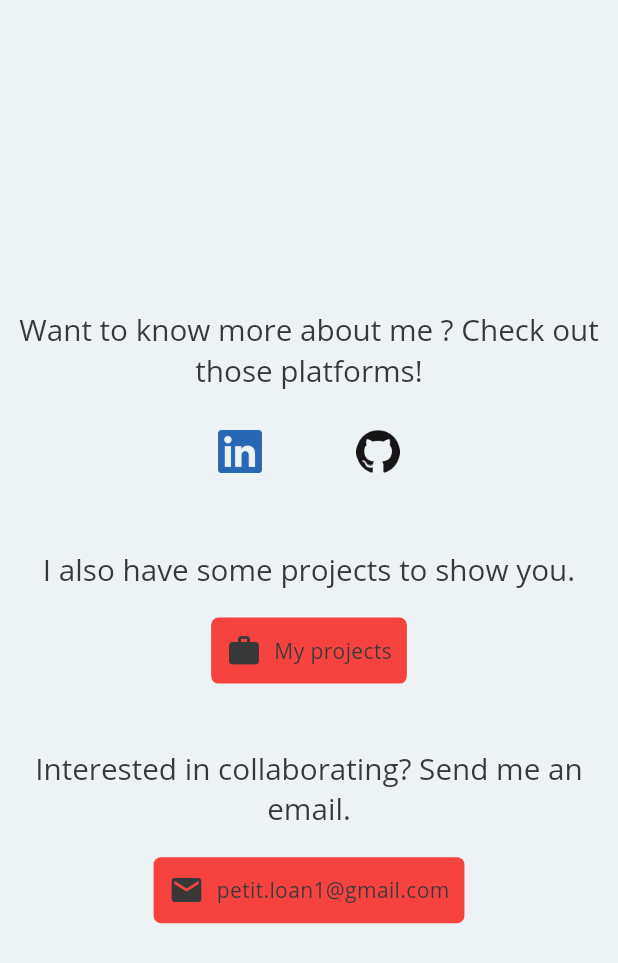
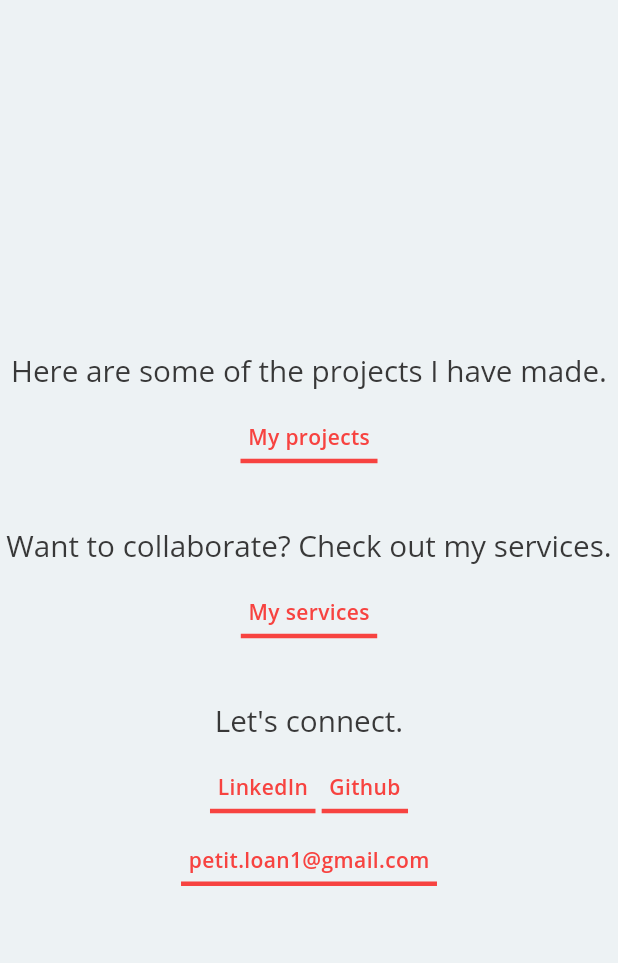
Before and after one commit to loan-petit/flutter_portfolio, a Flutter app: the ProfileAdditionalInformations widget shown alone on an empty page, opened directly, on a phone screen of 412 x 824 dp. Shown: the top 963 px of the screen. Run offline on Flutter 3.47's test engine with Material 2 defaults, Android fonts, the light colour scheme and no system bars; network calls fail.

Commit message:
feature: Replace home page buttons with well designed links.

```diff
--- a/flutter/lib/src/ui/app_theme.dart
+++ b/flutter/lib/src/ui/app_theme.dart
@@ -18,11 +18,11 @@ class AppTheme {
     surface: backgroundColor,
     background: backgroundColor,
     error: Colors.red,
-    onPrimary: onBackgroundColor,
-    onSecondary: onBackgroundColor,
+    onPrimary: backgroundColor,
+    onSecondary: backgroundColor,
     onSurface: onBackgroundColor,
     onBackground: onBackgroundColor,
-    onError: onBackgroundColor,
+    onError: backgroundColor,
   );
 
   static TextTheme _englishLike2018 = Typography.englishLike2018.apply(
--- a/flutter/lib/src/ui/widgets/profile/profile_additional_informations.dart
+++ b/flutter/lib/src/ui/widgets/profile/profile_additional_informations.dart
@@ -1,5 +1,6 @@
 import 'package:flutter/material.dart';
 import 'package:flutter/services.dart';
+import 'package:portfolio/src/ui/widgets/shared/link.dart';
 import 'package:portfolio/src/utils/size_config.dart';
 
 import 'package:url_launcher/url_launcher.dart';
@@ -11,19 +12,60 @@ class ProfileAdditionalInformations extends StatelessWidget {
     TextStyle titleTextStyle = (SizeConfig.isMobilePortrait)
         ? Theme.of(context).textTheme.display2
         : Theme.of(context).textTheme.display1;
-    final TextStyle labelTextStyle = (SizeConfig.isMobilePortrait)
-        ? Theme.of(context).textTheme.display1
-        : Theme.of(context).textTheme.headline;
 
     return Column(
       mainAxisAlignment: MainAxisAlignment.center,
       crossAxisAlignment: CrossAxisAlignment.center,
       children: <Widget>[
+        _buildProjects(context, titleTextStyle),
+        SizedBox(height: 5 * SizeConfig.heightMultiplier),
+        _buildServices(context, titleTextStyle),
+        SizedBox(height: 5 * SizeConfig.heightMultiplier),
         _buildSocial(context, titleTextStyle),
-        SizedBox(height: 5 * SizeConfig.heightMultiplier),
-        _buildProjects(context, titleTextStyle, labelTextStyle),
-        SizedBox(height: 5 * SizeConfig.heightMultiplier),
-        _buildContact(context, titleTextStyle, labelTextStyle),
+      ],
+    );
+  }
+
+  /// Build layout for the projects part.
+  Widget _buildProjects(BuildContext context, TextStyle titleTextStyle) {
+    return Column(
+      mainAxisAlignment: MainAxisAlignment.center,
+      crossAxisAlignment: CrossAxisAlignment.center,
+      children: <Widget>[
+        Text(
+          'Here are some of the projects I have made.',
+          textAlign: TextAlign.center,
+          style: titleTextStyle,
+        ),
+        SizedBox(height: 2 * SizeConfig.heightMultiplier),
+        Link(
+          label: "My projects",
+          onTap: () {
+            Navigator.pushReplacementNamed(context, "/projects");
+          },
+        ),
+      ],
+    );
+  }
+
+  /// Build layout for the services part.
+  Widget _buildServices(BuildContext context, TextStyle titleTextStyle) {
+    return Column(
+      mainAxisAlignment: MainAxisAlignment.center,
+      crossAxisAlignment: CrossAxisAlignment.center,
+      children: <Widget>[
+        Text(
+          "Want to collaborate? Check out my services.",
+          textAlign: TextAlign.center,
+          style: titleTextStyle,
+        ),
+        SizedBox(height: 2 * SizeConfig.heightMultiplier),
+        Link(
+          label: "My services",
+          onTap: () {
+            Navigator.pushReplacementNamed(context, "/services");
+          },
+        ),
       ],
     );
   }
@@ -33,123 +75,37 @@ class ProfileAdditionalInformations extends StatelessWidget {
     BuildContext context,
     TextStyle titleTextStyle,
   ) {
-    double socialIconSize = (SizeConfig.isMobilePortrait)
-        ? 7 * SizeConfig.imageSizeMultiplier
-        : 5 * SizeConfig.imageSizeMultiplier;
+    const String email = "petit.loan1@gmail.com";
 
     return Column(
       mainAxisAlignment: MainAxisAlignment.center,
       crossAxisAlignment: CrossAxisAlignment.center,
       children: <Widget>[
         Text(
-          'Want to know more about me ? Check out those platforms!',
-          textAlign: TextAlign.center,
+          "Let's connect.",
           style: titleTextStyle,
         ),
         SizedBox(height: 2 * SizeConfig.heightMultiplier),
         Row(
           mainAxisAlignment: MainAxisAlignment.center,
           children: <Widget>[
-            FlatButton(
-              hoverColor: Colors.transparent,
-              child: Image.asset(
-                'assets/social/linkedin.png',
-                width: socialIconSize,
-                height: socialIconSize,
-              ),
-              onPressed: () async =>
+            Link(
+              label: "LinkedIn",
+              onTap: () async =>
                   await _launchUrl('https://fr.linkedin.com/in/loanpetit'),
             ),
             SizedBox(width: 1 * SizeConfig.widthMultiplier),
-            FlatButton(
-              hoverColor: Colors.transparent,
-              child: Image.asset(
-                'assets/social/github.png',
-                width: socialIconSize,
-                height: socialIconSize,
-              ),
-              onPressed: () async =>
+            Link(
+              label: "Github",
+              onTap: () async =>
                   await _launchUrl('https://github.com/loan-petit'),
             ),
           ],
-        )
-      ],
-    );
-  }
-
-  /// Build layout for the projects part.
-  Widget _buildProjects(
-    BuildContext context,
-    TextStyle titleTextStyle,
-    TextStyle labelTextStyle,
-  ) {
-    return Column(
-      mainAxisAlignment: MainAxisAlignment.center,
-      crossAxisAlignment: CrossAxisAlignment.center,
-      children: <Widget>[
-        Text(
-          'I also have some projects to show you.',
-          textAlign: TextAlign.center,
-          style: titleTextStyle,
         ),
         SizedBox(height: 2 * SizeConfig.heightMultiplier),
-        FlatButton.icon(
-          color: Theme.of(context).colorScheme.primary,
-          padding: EdgeInsets.all(10.0),
-          shape: RoundedRectangleBorder(
-            borderRadius: BorderRadius.circular(5.0),
-          ),
-          icon:
-              Icon(Icons.work, color: Theme.of(context).colorScheme.onPrimary),
-          label: Text(
-            'My projects',
-            style: labelTextStyle.apply(
-              color: Theme.of(context).colorScheme.onPrimary,
-            ),
-          ),
-          onPressed: () {
-            Navigator.pushReplacementNamed(context, "/projects");
-          },
-        ),
-      ],
-    );
-  }
-
-  /// Build layout for the contact part.
-  Widget _buildContact(
-    BuildContext context,
-    TextStyle titleTextStyle,
-    TextStyle labelTextStyle,
-  ) {
-    const String email = 'petit.loan1@gmail.com';
-
-    return Column(
-      mainAxisAlignment: MainAxisAlignment.center,
-      crossAxisAlignment: CrossAxisAlignment.center,
-      children: <Widget>[
-        Text(
-          'Interested in collaborating? Send me an email.',
-          textAlign: TextAlign.center,
-          style: titleTextStyle,
-        ),
-        SizedBox(height: 2 * SizeConfig.heightMultiplier),
-        FlatButton.icon(
-          color: Theme.of(context).colorScheme.primary,
-          padding: EdgeInsets.all(10.0),
-          shape: RoundedRectangleBorder(
-            borderRadius: BorderRadius.circular(5.0),
-          ),
-          icon: Icon(
-            Icons.email,
-            color: Theme.of(context).colorScheme.onPrimary,
-          ),
-          label: Text(
-            email,
-            style: labelTextStyle.apply(
-              color: Theme.of(context).colorScheme.onPrimary,
-            ),
-          ),
-          onPressed: () async {
+        Link(
+          label: email,
+          onTap: () async {
             await Clipboard.setData(new ClipboardData(text: email));
             final snackBar = SnackBar(
               content: Text(
--- a/flutter/lib/src/ui/widgets/profile/profile_header.dart
+++ b/flutter/lib/src/ui/widgets/profile/profile_header.dart
@@ -114,7 +114,7 @@ class ProfileHeader extends StatelessWidget {
           ),
           TextSpan(
               text:
-                  ' passionate about innovative, disruptive and ambitious projects.')
+                  ' passionate about innovative, disruptive and ambitious projects.'),
         ],
       ),
     );
--- /dev/null
+++ b/flutter/lib/src/ui/widgets/shared/link.dart
@@ -0,0 +1,38 @@
+import 'package:flutter/material.dart';
+import 'package:portfolio/src/utils/size_config.dart';
+
+class Link extends StatelessWidget {
+  final String label;
+  final VoidCallback onTap;
+
+  Link({this.label, this.onTap});
+
+  @override
+  Widget build(BuildContext context) {
+    final TextStyle labelTextStyle = (SizeConfig.isMobilePortrait)
+        ? Theme.of(context).textTheme.display1
+        : Theme.of(context).textTheme.headline;
+
+    return GestureDetector(
+      onTap: this.onTap,
+      child: Container(
+        padding: const EdgeInsets.all(5.0),
+        decoration: BoxDecoration(
+          border: Border(
+            bottom: BorderSide(
+              color: Theme.of(context).colorScheme.primary,
+              width: 3.0,
+            ),
+          ),
+        ),
+        child: Text(
+          this.label,
+          style: labelTextStyle.apply(
+            color: Theme.of(context).colorScheme.primary,
+            fontWeightDelta: 2,
+          ),
+        ),
+      ),
+    );
+  }
+}
```
